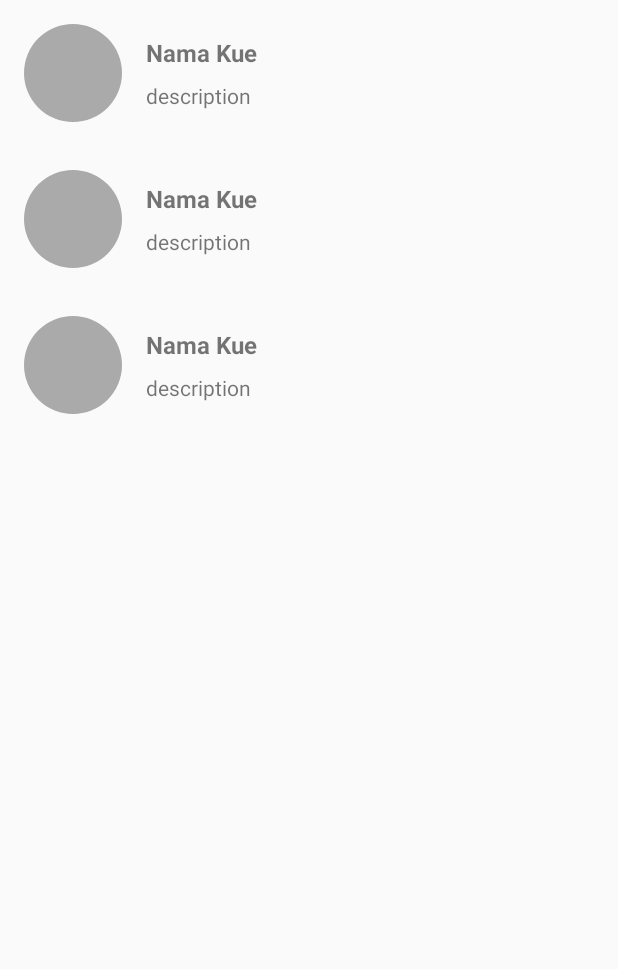
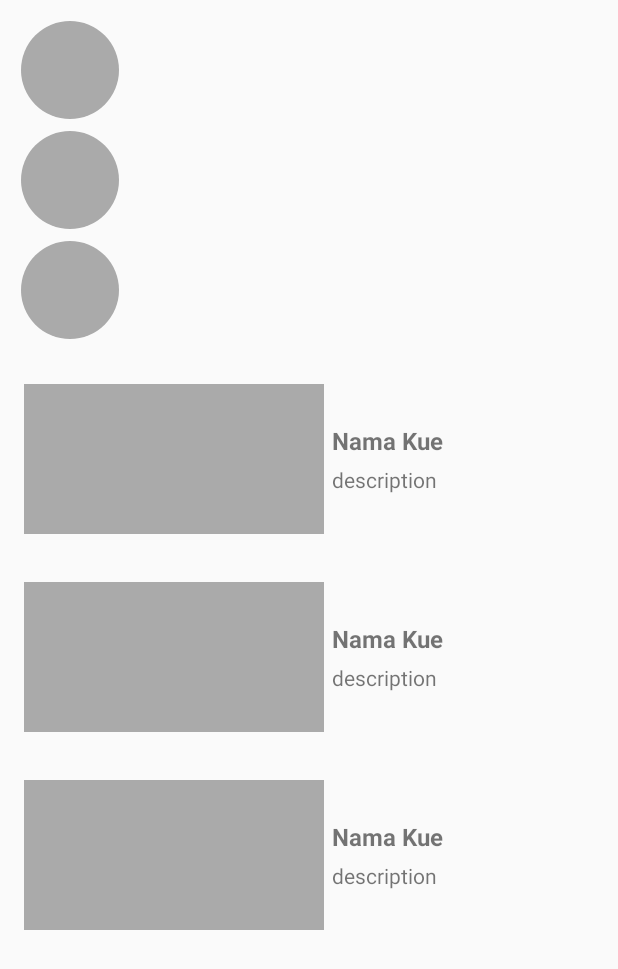
Before and after one commit to almasaml/DicodingPemula, an Android app: the layout activity_main.xml on its own in the app's theme, with its tools: preview values and no code run, on a phone screen of 412 x 824 dp. Shown: the top 969 px of the screen. Run offline under Robolectric (Android 15) with nearby library versions, the phone set to English and light mode, and no system bars.

Commit message:
update horizontal rv

```diff
--- a/app/build.gradle
+++ b/app/build.gradle
@@ -30,6 +30,7 @@ dependencies {
     implementation 'androidx.core:core-ktx:1.0.2'
     implementation 'androidx.constraintlayout:constraintlayout:1.1.3'
     implementation 'androidx.recyclerview:recyclerview:1.1.0-beta01'
+    implementation 'androidx.cardview:cardview:1.0.0'
     implementation 'de.hdodenhof:circleimageview:2.2.0'
     implementation 'com.github.bumptech.glide:glide:4.8.0'
     implementation 'com.squareup.picasso:picasso:2.5.2'
--- a/app/src/main/java/com/almas/dicoding/ListCakeAdapter.kt
+++ b/app/src/main/java/com/almas/dicoding/ListCakeAdapter.kt
@@ -34,7 +34,7 @@ class ListCakeAdapter(val listCake: ArrayList<Cake>) : RecyclerView.Adapter<List
 
         Glide.with(holder.itemView.context)
             .load(photo)
-            .apply(RequestOptions().override(65,65))
+            .apply(RequestOptions().override(200,100))
             .into(holder.imgPhoto)
 
         holder.tvName.text = name
--- a/app/src/main/res/layout/activity_main.xml
+++ b/app/src/main/res/layout/activity_main.xml
@@ -1,17 +1,33 @@
 <?xml version="1.0" encoding="utf-8"?>
-<RelativeLayout
+<ScrollView
         xmlns:android="http://schemas.android.com/apk/res/android"
         xmlns:tools="http://schemas.android.com/tools"
         android:layout_width="match_parent"
         android:layout_height="match_parent"
         tools:context=".MainActivity">
 
-        <androidx.recyclerview.widget.RecyclerView
-                android:id="@+id/rv_cake"
+        <LinearLayout
                 android:layout_width="match_parent"
-                android:layout_height="match_parent"
-                tools:listitem="@layout/item_row_cake">
+                android:layout_height="wrap_content"
+                android:orientation="vertical">
 
-        </androidx.recyclerview.widget.RecyclerView>
+                <androidx.recyclerview.widget.RecyclerView
+                        android:id="@+id/rv_cake_horizontal"
+                        android:layout_width="match_parent"
+                        android:layout_height="wrap_content"
+                        android:orientation="horizontal"
+                        tools:listitem="@layout/layout_listitem"
+                        android:layout_margin="10dp">
 
-</RelativeLayout>
+                </androidx.recyclerview.widget.RecyclerView>
+
+                <androidx.recyclerview.widget.RecyclerView
+                        android:id="@+id/rv_cake"
+                        android:layout_width="match_parent"
+                        android:layout_height="match_parent"
+                        tools:listitem="@layout/item_row_cake">
+
+                </androidx.recyclerview.widget.RecyclerView>
+        </LinearLayout>
+
+</ScrollView>
--- a/app/src/main/res/layout/activity_main_detail.xml
+++ b/app/src/main/res/layout/activity_main_detail.xml
@@ -2,7 +2,6 @@
 <RelativeLayout
         xmlns:android="http://schemas.android.com/apk/res/android"
         xmlns:tools="http://schemas.android.com/tools"
-        xmlns:app="http://schemas.android.com/apk/res-auto"
         android:layout_width="match_parent"
         android:layout_height="match_parent"
         tools:context=".MainDetail">
--- a/app/src/main/res/layout/item_row_cake.xml
+++ b/app/src/main/res/layout/item_row_cake.xml
@@ -6,18 +6,18 @@
         android:orientation="horizontal"
         android:padding="@dimen/activity_vertical_margin">
 
-    <de.hdodenhof.circleimageview.CircleImageView
+    <ImageView
             android:id="@+id/img_item_photo"
-            android:layout_width="65dp"
-            android:layout_height="65dp"
-            android:layout_marginEnd="@dimen/activity_horizontal_margin"
-            android:layout_marginRight="@dimen/activity_horizontal_margin"
+            android:layout_width="200dp"
+            android:layout_height="100dp"
+            android:scaleType="centerCrop"
             tools:src="@android:color/darker_gray" />
 
     <LinearLayout
             android:layout_width="match_parent"
             android:layout_height="wrap_content"
             android:layout_centerVertical="true"
+            android:layout_margin="5dp"
             android:layout_toEndOf="@id/img_item_photo"
             android:layout_toRightOf="@id/img_item_photo"
             android:orientation="vertical">
@@ -25,7 +25,7 @@
                 android:id="@+id/tv_item_name"
                 android:layout_width="match_parent"
                 android:layout_height="wrap_content"
-                android:layout_marginBottom="8dp"
+                android:layout_marginBottom="5dp"
                 android:textSize="16sp"
                 android:textStyle="bold"
                 tools:text="@string/cake_name" />
--- /dev/null
+++ b/app/src/main/res/layout/layout_listitem.xml
@@ -0,0 +1,18 @@
+<?xml version="1.0" encoding="utf-8"?>
+<RelativeLayout
+        xmlns:android="http://schemas.android.com/apk/res/android"
+        android:layout_width="wrap_content"
+        android:layout_height="wrap_content"
+        xmlns:tools="http://schemas.android.com/tools"
+        android:layout_margin="4dp">
+
+
+            <de.hdodenhof.circleimageview.CircleImageView
+                android:layout_width="65dp"
+                android:layout_height="65dp"
+                android:scaleType="centerCrop"
+                android:layout_centerHorizontal="true"
+                android:id="@+id/image_view"
+                tools:src="@android:color/darker_gray"/>
+
+</RelativeLayout>
```
Also changed, not shown: app/src/main/java/com/almas/dicoding/HorizontalAdapter.kt (added, +53 -0 lines), app/src/main/java/com/almas/dicoding/MainActivity.kt (+17 -2 lines).
